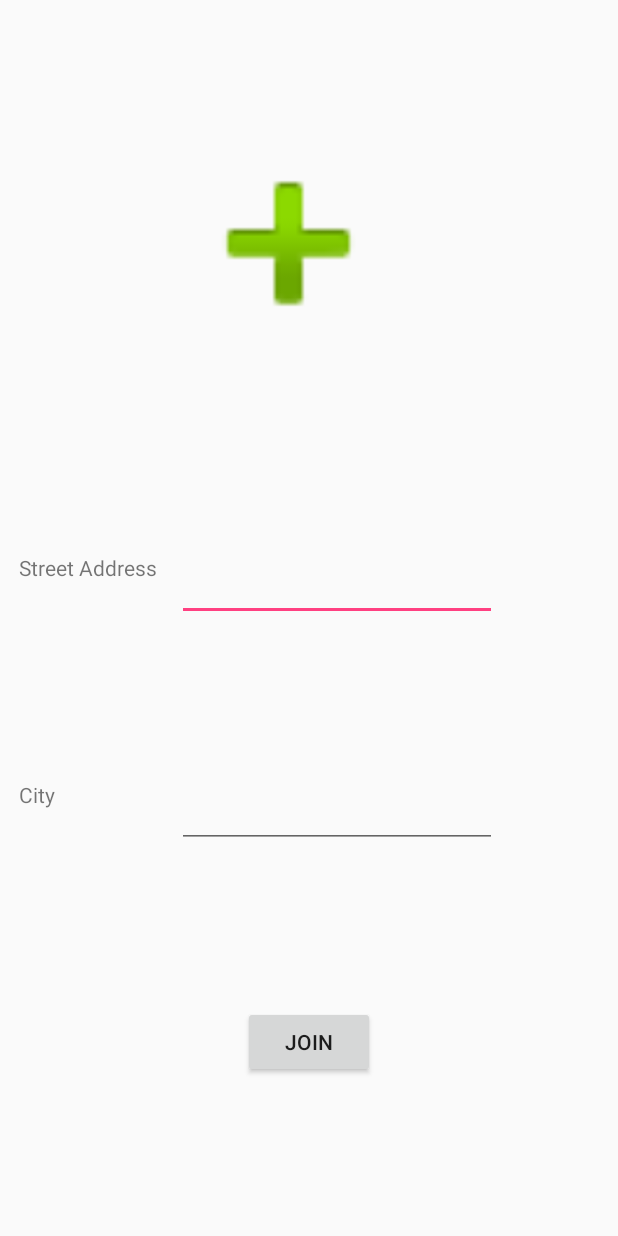
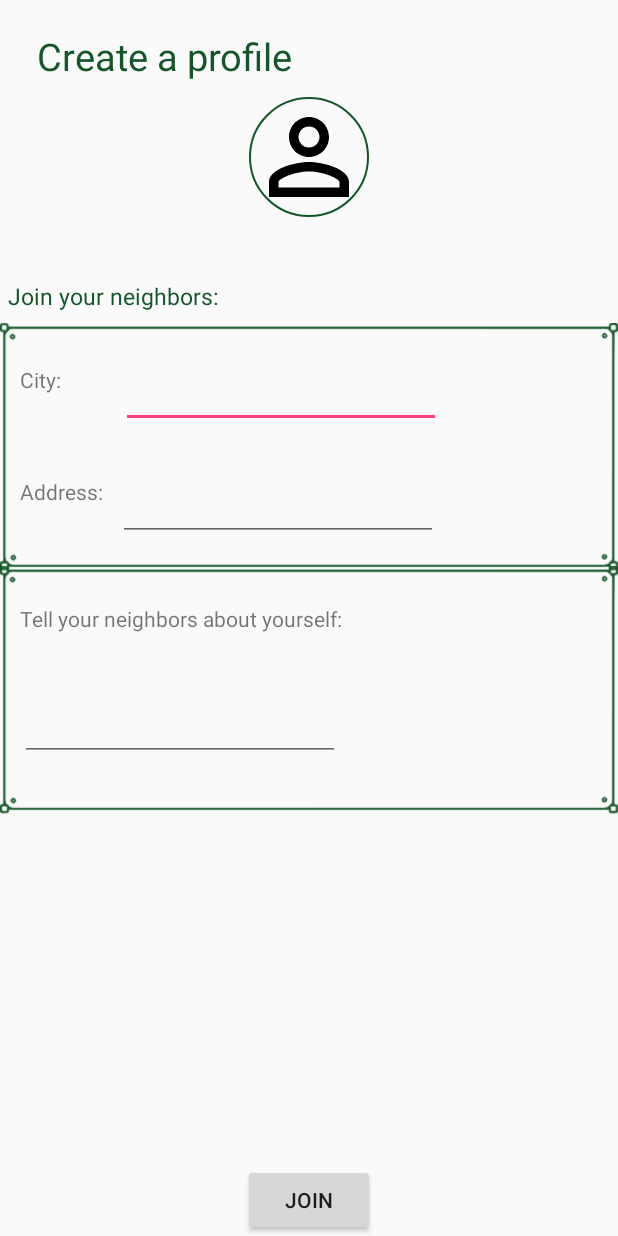
Before and after one commit to Yaelsarusi/Neighborly, an Android app: the JoinBuildingActivity screen opened directly, with no data from a screen before it, on a phone screen of 412 x 824 dp. Run offline under Robolectric (Android 15) with nearby library versions, the phone set to English and light mode, and no system bars; our stand-ins replace CircleImageView, Firebase (no records; nobody signed in at launch, a user with empty details on screens opened directly).

Commit message:
* some design work in JoinBuilding * add description when joining

```diff
--- a/app/src/main/java/com/example/neighborly/JoinBuildingActivity.java
+++ b/app/src/main/java/com/example/neighborly/JoinBuildingActivity.java
@@ -2,12 +2,10 @@ package com.example.neighborly;
 
 import android.app.Dialog;
 import android.content.Intent;
-import android.graphics.Bitmap;
 import android.graphics.Color;
 import android.graphics.drawable.ColorDrawable;
 import android.net.Uri;
 import android.os.Bundle;
-import android.provider.MediaStore;
 import android.view.View;
 import android.widget.Button;
 import android.widget.EditText;
@@ -15,9 +13,9 @@ import android.widget.TextView;
 import android.widget.Toast;
 
 import androidx.annotation.NonNull;
-import androidx.annotation.Nullable;
 import androidx.appcompat.app.AppCompatActivity;
 
+import com.bumptech.glide.Glide;
 import com.google.firebase.auth.FirebaseAuth;
 import com.google.firebase.auth.FirebaseUser;
 import com.google.firebase.database.DataSnapshot;
@@ -26,7 +24,6 @@ import com.google.firebase.database.DatabaseReference;
 import com.google.firebase.database.FirebaseDatabase;
 import com.google.firebase.database.ValueEventListener;
 
-import java.io.IOException;
 import java.util.HashMap;
 import java.util.Map;
 
@@ -36,14 +33,12 @@ public class JoinBuildingActivity extends AppCompatActivity {
 
     private final FirebaseDatabase database = FirebaseDatabase.getInstance();
     private static final int PICK_IMAGE = 1;
-    private CircleImageView buildingImage;
-    private Uri newImageUri;
     private Button btnDone;
     private Dialog dialog;
     private String address;
+    private String description;
     private UserModel userLoggedIn;
-    private boolean isNewUser;
-
+    private Uri profilePhotoUri;
 
     @Override
     protected void onCreate(Bundle savedInstanceState) {
@@ -51,20 +46,17 @@ public class JoinBuildingActivity extends AppCompatActivity {
         setContentView(R.layout.activity_join_building);
         dialog = new Dialog(this);
 
-        buildingImage = (CircleImageView) findViewById(R.id.addItemImage);
-        buildingImage.setOnClickListener(new View.OnClickListener() {
-            @Override
-            public void onClick(View view) {
-                Intent gallery = new Intent();
-                gallery.setType("image/*");
-                gallery.setAction(Intent.ACTION_GET_CONTENT);
-
-                startActivityForResult(Intent.createChooser(gallery, "Select Picture"), PICK_IMAGE);
-            }
-        });
-
         FirebaseAuth auth = FirebaseAuth.getInstance();
         DatabaseReference users = FirebaseDatabase.getInstance().getReference().child(Constants.DB_USERS).child(auth.getUid());
+
+        CircleImageView profileImage = findViewById(R.id.profileImage);
+        profilePhotoUri = auth.getCurrentUser().getPhotoUrl();
+        if (profilePhotoUri != null) {
+            Glide.with(this).load(profilePhotoUri).into(profileImage);
+        }
+
+        TextView userName = findViewById(R.id.userName);
+        userName.setText(auth.getCurrentUser().getDisplayName());
 
         // This call will only happen if user was already logged in
         users.addListenerForSingleValueEvent(new ValueEventListener() {
@@ -86,6 +78,8 @@ public class JoinBuildingActivity extends AppCompatActivity {
             public void onClick(View view) {
                 address = ((EditText) findViewById(R.id.editTextStreetAddress)).getText().toString()
                         + " " + ((EditText) findViewById(R.id.editTextCity)).getText().toString();
+
+                description = ((EditText) findViewById(R.id.editTextDescription)).getText().toString();
 
                 DatabaseReference buildingRef = database.getReference().child(Constants.DB_BUILDINGS);
 
@@ -128,11 +122,11 @@ public class JoinBuildingActivity extends AppCompatActivity {
         if (user == null) {
             FirebaseUser firebaseUser = FirebaseAuth.getInstance().getCurrentUser();
             String photoUrl = "";
-            if (firebaseUser.getPhotoUrl() != null) {
-                photoUrl = firebaseUser.getPhotoUrl().toString();
+            if (profilePhotoUri != null) {
+                photoUrl = profilePhotoUri.toString();
             }
 
-            user = new UserModel(firebaseUser.getUid(), firebaseUser.getDisplayName(), address, photoUrl);
+            user = new UserModel(firebaseUser.getUid(), firebaseUser.getDisplayName(), address, photoUrl, description);
             // set data holder user model for reuse across the app
             UserModelDataHolder.getInstance().setCurrentUser(user);
         }
@@ -146,7 +140,7 @@ public class JoinBuildingActivity extends AppCompatActivity {
         usersRef.updateChildren(users);
     }
 
-    public void addUserToBuilding(BuildingModel buildingModel){
+    public void addUserToBuilding(BuildingModel buildingModel) {
         DatabaseReference buildingRef = database.getReference().child(Constants.DB_BUILDINGS);
         buildingModel.addUserToList(new UserModelFacade(userLoggedIn));
         Map<String, Object> buildings = new HashMap<>();
@@ -191,21 +185,4 @@ public class JoinBuildingActivity extends AppCompatActivity {
         BuildingModelDataHolder.getInstance().setCurrentBuilding(newBuilding);
     }
 
-
-    @Override
-    protected void onActivityResult(int requestCode, int resultCode, @Nullable Intent data) {
-        super.onActivityResult(requestCode, resultCode, data);
-        if (requestCode == PICK_IMAGE) {
-            if (resultCode == RESULT_OK) {
-                newImageUri = data.getData();
-                try {
-                    Bitmap bitmap = MediaStore.Images.Media.getBitmap(getContentResolver(), newImageUri);
-                    buildingImage.setImageBitmap(bitmap);
-                } catch (IOException e) {
-                    e.printStackTrace();
-                }
-            }
-        }
-    }
-
 }
--- a/app/src/main/java/com/example/neighborly/UserModel.java
+++ b/app/src/main/java/com/example/neighborly/UserModel.java
@@ -16,12 +16,13 @@ public class UserModel {
         this.itemsList = new ArrayList<>();
     }
 
-    public UserModel(String id, String name, String address, String imageUriString) {
+    public UserModel(String id, String name, String address, String imageUriString, String description) {
         this.id = id;
         this.presentedName = name;
         this.address = address;
         this.itemsList = new ArrayList<>();
         this.imageUriString = imageUriString;
+        this.description = description;
     }
 
     public String getId() {
--- a/app/src/main/res/layout/activity_join_building.xml
+++ b/app/src/main/res/layout/activity_join_building.xml
@@ -6,57 +6,148 @@
     android:layout_height="match_parent"
     tools:context=".JoinBuildingActivity">
 
+    <TextView
+        android:id="@+id/profileTitle"
+        style="@style/TextColor"
+        android:layout_width="wrap_content"
+        android:layout_height="wrap_content"
+        android:layout_marginTop="20dp"
+        android:gravity="center"
+        android:text="@string/create_a_profile"
+        android:textSize="25sp"
+        app:layout_constraintBottom_toTopOf="@id/profileImage"
+        app:layout_constraintEnd_toEndOf="parent"
+        app:layout_constraintHorizontal_bias="0.1"
+        app:layout_constraintStart_toStartOf="parent"
+        app:layout_constraintTop_toTopOf="parent" />
+
     <de.hdodenhof.circleimageview.CircleImageView
-        android:id="@+id/addItemImage"
-        android:layout_width="150dp"
-        android:layout_height="150dp"
-        android:layout_centerHorizontal="true"
-        android:src="@android:drawable/ic_input_add"
-        app:layout_constraintBottom_toBottomOf="parent"
+        android:id="@+id/profileImage"
+        android:layout_width="80dp"
+        android:layout_height="80dp"
+        android:layout_marginTop="10dp"
+        android:contentDescription="@string/neighborPicture"
+        android:src="@drawable/profile"
+        app:civ_border_color="@color/appBlue"
+        app:civ_border_width="1dp"
         app:layout_constraintEnd_toEndOf="parent"
-        app:layout_constraintHorizontal_bias="0.448"
         app:layout_constraintStart_toStartOf="parent"
-        app:layout_constraintTop_toTopOf="parent"
-        app:layout_constraintVertical_bias="0.13" />
+        app:layout_constraintTop_toBottomOf="@+id/profileTitle"
+        tools:srcCompat="@tools:sample/avatars" />
+
+    <TextView
+        android:id="@+id/userName"
+        style="@style/TextColor"
+        android:layout_width="wrap_content"
+        android:layout_height="wrap_content"
+        android:layout_marginTop="10dp"
+        android:text="@string/userNamePlaceHolder"
+        android:textAppearance="@style/TextAppearance.AppCompat.Large"
+        android:textSize="12sp"
+        app:layout_constraintEnd_toEndOf="parent"
+        app:layout_constraintStart_toStartOf="parent"
+        app:layout_constraintTop_toBottomOf="@+id/profileImage" />
+
+
+    <ImageView
+        android:id="@+id/appCompatImageView"
+        android:layout_width="wrap_content"
+        android:layout_height="wrap_content"
+        android:layout_marginTop="4dp"
+        android:src="@drawable/frame_for_items"
+        app:layout_constraintEnd_toEndOf="parent"
+        app:layout_constraintHorizontal_bias="0.0"
+        app:layout_constraintStart_toStartOf="parent"
+        app:layout_constraintTop_toBottomOf="@+id/userName" />
+
+    <TextView
+        android:id="@+id/userAddressTitle"
+        style="@style/TextColor"
+        android:layout_width="wrap_content"
+        android:layout_height="wrap_content"
+        android:layout_marginTop="15dp"
+        android:text="@string/join_your_neighbors"
+        android:textSize="15sp"
+        app:layout_constraintEnd_toEndOf="parent"
+        app:layout_constraintHorizontal_bias="0.02"
+        app:layout_constraintStart_toStartOf="parent"
+        app:layout_constraintTop_toBottomOf="@+id/userName" />
+
+    <TextView
+        android:id="@+id/textViewCity"
+        android:layout_width="wrap_content"
+        android:layout_height="wrap_content"
+        android:layout_marginStart="13dp"
+        android:layout_marginTop="35dp"
+        android:text="@string/city"
+        app:layout_constraintLeft_toLeftOf="parent"
+        app:layout_constraintRight_toLeftOf="@+id/editTextCity"
+        app:layout_constraintTop_toBottomOf="@+id/userAddressTitle" />
+
+    <EditText
+        android:id="@+id/editTextCity"
+        android:layout_width="wrap_content"
+        android:layout_height="wrap_content"
+        android:layout_marginStart="40dp"
+        android:layout_marginTop="32dp"
+        android:ems="10"
+        android:inputType="textPostalAddress"
+        app:layout_constraintStart_toEndOf="@+id/textViewCity"
+        app:layout_constraintTop_toBottomOf="@+id/userAddressTitle" />
 
     <EditText
         android:id="@+id/editTextStreetAddress"
         android:layout_width="wrap_content"
         android:layout_height="wrap_content"
+        android:layout_marginStart="10dp"
+        android:layout_marginTop="30dp"
         android:ems="10"
         android:inputType="textPostalAddress"
-        app:layout_constraintStart_toEndOf="@+id/textViewStreetAddress"
-        app:layout_constraintStart_toStartOf="@+id/editTextCity"
-        app:layout_constraintTop_toTopOf="@+id/textViewStreetAddress" />
-
-    <EditText
-        android:id="@+id/editTextCity"
-        android:layout_width="wrap_content"
-        android:layout_height="wrap_content"
-        android:ems="10"
-        android:inputType="textPostalAddress"
-        app:layout_constraintBottom_toTopOf="@+id/buttonAdd"
-        app:layout_constraintEnd_toEndOf="parent"
-        app:layout_constraintStart_toEndOf="@+id/textViewCity"
-        app:layout_constraintTop_toBottomOf="@+id/editTextStreetAddress" />
+        app:layout_constraintLeft_toRightOf="@+id/textViewStreetAddress"
+        app:layout_constraintTop_toBottomOf="@+id/editTextCity" />
 
     <TextView
         android:id="@+id/textViewStreetAddress"
         android:layout_width="wrap_content"
         android:layout_height="wrap_content"
-        android:text="Street Address"
-        app:layout_constraintBottom_toTopOf="@+id/textViewCity"
+        android:layout_marginStart="13dp"
+        android:layout_marginTop="55dp"
+        android:text="@string/address"
         app:layout_constraintEnd_toStartOf="@+id/editTextStreetAddress"
+        app:layout_constraintHorizontal_bias="1.0"
         app:layout_constraintStart_toStartOf="parent"
-        app:layout_constraintTop_toBottomOf="@+id/addItemImage" />
+        app:layout_constraintTop_toBottomOf="@+id/textViewCity" />
+
+    <ImageView
+        android:layout_width="wrap_content"
+        android:layout_height="wrap_content"
+        android:src="@drawable/frame_for_items"
+        app:layout_constraintEnd_toEndOf="parent"
+        app:layout_constraintHorizontal_bias="0.0"
+        app:layout_constraintStart_toStartOf="parent"
+        app:layout_constraintTop_toBottomOf="@+id/textViewStreetAddress" />
 
     <TextView
-        android:id="@+id/textViewCity"
+        android:id="@+id/userDescription"
         android:layout_width="wrap_content"
         android:layout_height="wrap_content"
-        android:text="City"
-        app:layout_constraintStart_toStartOf="@+id/textViewStreetAddress"
-        app:layout_constraintTop_toTopOf="@+id/editTextCity" />
+        android:layout_marginStart="13dp"
+        android:layout_marginTop="65dp"
+        android:text="@string/tell_about_yourself"
+        app:layout_constraintLeft_toLeftOf="parent"
+        app:layout_constraintTop_toBottomOf="@+id/textViewStreetAddress" />
+
+    <EditText
+        android:id="@+id/userDescriptionEdit"
+        android:layout_width="wrap_content"
+        android:layout_height="wrap_content"
+        android:layout_marginStart="13dp"
+        android:layout_marginTop="40dp"
+        android:ems="10"
+        android:inputType="textPostalAddress"
+        app:layout_constraintStart_toStartOf="parent"
+        app:layout_constraintTop_toBottomOf="@+id/userDescription" />
+
 
     <Button
         android:id="@+id/buttonAdd"
@@ -65,8 +156,7 @@
         android:text="Join"
         app:layout_constraintBottom_toBottomOf="parent"
         app:layout_constraintEnd_toEndOf="parent"
-        app:layout_constraintStart_toStartOf="parent"
-        app:layout_constraintTop_toBottomOf="@+id/editTextCity" />
+        app:layout_constraintStart_toStartOf="parent" />
 
 
 </androidx.constraintlayout.widget.ConstraintLayout>
--- a/app/src/main/res/values/strings.xml
+++ b/app/src/main/res/values/strings.xml
@@ -47,4 +47,9 @@
     <string name="neighborly_send_help_message">Hi neighbors! I\'m looking for a %s...</string>
     <string name="start_private_chat_title">Press to start a private chat</string>
     <string name="share_a_new_request_title">Or you can share a new request:</string>
+    <string name="create_a_profile">Create a profile</string>
+    <string name="join_your_neighbors">Join your neighbors:</string>
+    <string name="city">City:</string>
+    <string name="address">Address:</string>
+    <string name="tell_about_yourself">Tell your neighbors about yourself:</string>
 </resources>
--- a/app/src/main/res/values/styles.xml
+++ b/app/src/main/res/values/styles.xml
@@ -1,13 +1,12 @@
 <resources>
 
     <!-- Base application theme. -->
-    <style name="AppTheme" parent="Theme.AppCompat.Light.NoActionBar" >
+    <style name="AppTheme" parent="Theme.AppCompat.Light.NoActionBar">
         <!-- Customize your theme here. -->
         <item name="colorPrimary">@color/colorPrimary</item>
         <item name="colorPrimaryDark">@color/colorPrimaryDark</item>
         <item name="colorAccent">@color/colorAccent</item>
     </style>
-
 
     <style name="LoginTheme" parent="AppTheme">
         <item name="android:windowBackground">@android:color/white</item>
```
